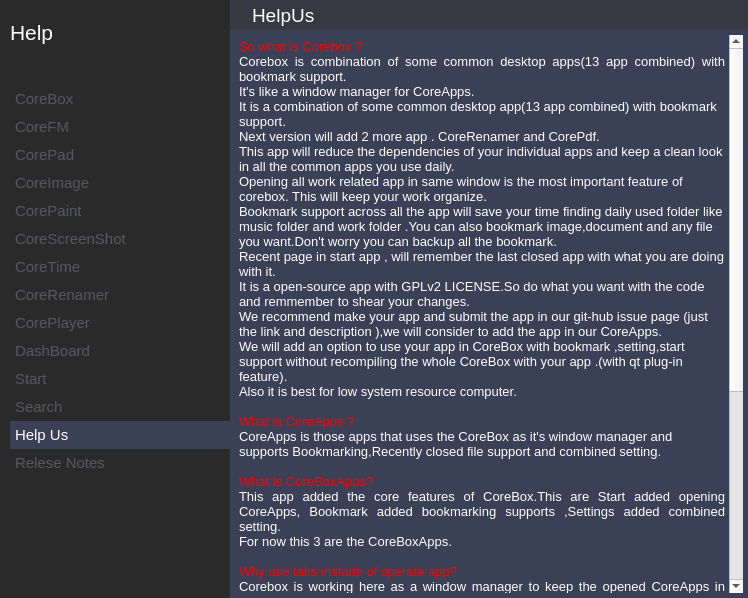
Old version of the form app/help/help.ui in the repository rahmanshaber/corebox.
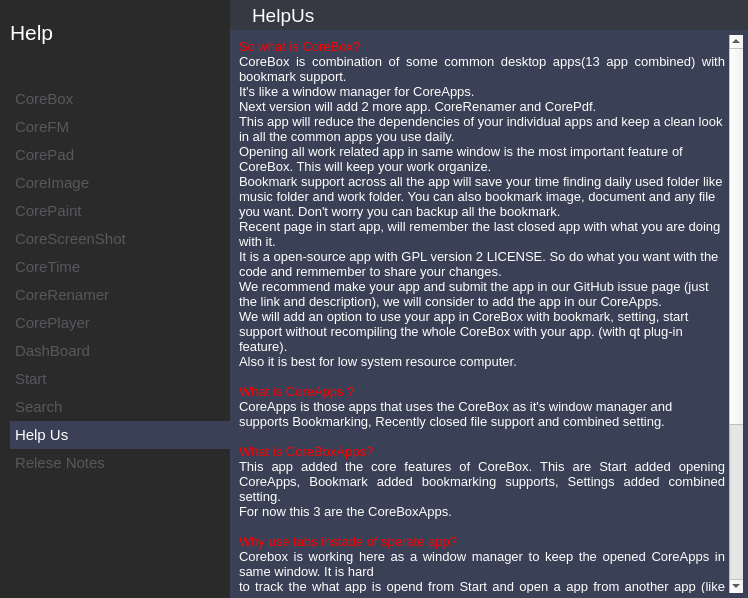
New version of the form. The open tabs and pages were chosen to show the change. Icons and pictures are not drawn.

What changed in the file:
```diff
--- a/app/help/help.ui
+++ b/app/help/help.ui
@@ -187,48 +187,44 @@
           <string>&lt;!DOCTYPE HTML PUBLIC &quot;-//W3C//DTD HTML 4.0//EN&quot; &quot;http://www.w3.org/TR/REC-html40/strict.dtd&quot;&gt;
 &lt;html&gt;&lt;head&gt;&lt;meta name=&quot;qrichtext&quot; content=&quot;1&quot; /&gt;&lt;style type=&quot;text/css&quot;&gt;
 p, li { white-space: pre-wrap; }
-&lt;/style&gt;&lt;/head&gt;&lt;body style=&quot; font-family:'Cantarell'; font-size:10pt; font-weight:400; font-style:normal;&quot;&gt;
-&lt;p style=&quot; margin-top:0px; margin-bottom:0px; margin-left:0px; margin-right:0px; -qt-block-indent:0; text-indent:0px;&quot;&gt;&lt;span style=&quot; color:#ff0000;&quot;&gt;So what is Corebox ?&lt;/span&gt;&lt;/p&gt;
-&lt;p align=&quot;justify&quot; style=&quot; margin-top:0px; margin-bottom:0px; margin-left:0px; margin-right:0px; -qt-block-indent:0; text-indent:0px;&quot;&gt;Corebox is combination of some common desktop apps(13 app combined) with bookmark support.&lt;/p&gt;
-&lt;p align=&quot;justify&quot; style=&quot; margin-top:0px; margin-bottom:0px; margin-left:0px; margin-right:0px; -qt-block-indent:0; text-indent:0px;&quot;&gt;It's like a window manager for CoreApps.&lt;/p&gt;
-&lt;p style=&quot; margin-top:0px; margin-bottom:0px; margin-left:0px; margin-right:0px; -qt-block-indent:0; text-indent:0px;&quot;&gt;It is a combination of some common desktop app(13 app combined) with bookmark support.&lt;/p&gt;
-&lt;p style=&quot; margin-top:0px; margin-bottom:0px; margin-left:0px; margin-right:0px; -qt-block-indent:0; text-indent:0px;&quot;&gt;Next version will add 2 more app . CoreRenamer and CorePdf.&lt;/p&gt;
-&lt;p style=&quot; margin-top:0px; margin-bottom:0px; margin-left:0px; margin-right:0px; -qt-block-indent:0; text-indent:0px;&quot;&gt;This app will reduce the dependencies of your individual apps and keep a clean look in all the common apps you use daily.&lt;/p&gt;
-&lt;p style=&quot; margin-top:0px; margin-bottom:0px; margin-left:0px; margin-right:0px; -qt-block-indent:0; text-indent:0px;&quot;&gt;Opening all work related app in same window is the most important feature of corebox. This will keep your work organize.&lt;/p&gt;
-&lt;p style=&quot; margin-top:0px; margin-bottom:0px; margin-left:0px; margin-right:0px; -qt-block-indent:0; text-indent:0px;&quot;&gt;Bookmark support across all the app will save your time finding daily used folder like music folder and work folder .You can also bookmark image,document and any file you want.Don't worry you can backup all the bookmark.&lt;/p&gt;
-&lt;p style=&quot; margin-top:0px; margin-bottom:0px; margin-left:0px; margin-right:0px; -qt-block-indent:0; text-indent:0px;&quot;&gt;Recent page in start app , will remember the last closed app with what you are doing with it.&lt;/p&gt;
-&lt;p style=&quot; margin-top:0px; margin-bottom:0px; margin-left:0px; margin-right:0px; -qt-block-indent:0; text-indent:0px;&quot;&gt;It is a open-source app with GPLv2 LICENSE.So do what you want with the code and remmember to shear your changes.&lt;/p&gt;
-&lt;p style=&quot; margin-top:0px; margin-bottom:0px; margin-left:0px; margin-right:0px; -qt-block-indent:0; text-indent:0px;&quot;&gt;We recommend make your app and submit the app in our git-hub issue page (just the link and description ),we will consider to add the app in our CoreApps.&lt;/p&gt;
-&lt;p style=&quot; margin-top:0px; margin-bottom:0px; margin-left:0px; margin-right:0px; -qt-block-indent:0; text-indent:0px;&quot;&gt;We will add an option to use your app in CoreBox with bookmark ,setting,start support without recompiling the whole CoreBox with your app .(with qt plug-in feature). &lt;/p&gt;
-&lt;p style=&quot; margin-top:0px; margin-bottom:0px; margin-left:0px; margin-right:0px; -qt-block-indent:0; text-indent:0px;&quot;&gt;Also it is best for low system resource computer.&lt;/p&gt;
-&lt;p style=&quot;-qt-paragraph-type:empty; margin-top:0px; margin-bottom:0px; margin-left:0px; margin-right:0px; -qt-block-indent:0; text-indent:0px;&quot;&gt;&lt;br /&gt;&lt;/p&gt;
-&lt;p style=&quot; margin-top:0px; margin-bottom:0px; margin-left:0px; margin-right:0px; -qt-block-indent:0; text-indent:0px;&quot;&gt;&lt;span style=&quot; color:#ff0000;&quot;&gt;What is CoreApps ?&lt;/span&gt;&lt;/p&gt;
-&lt;p style=&quot; margin-top:0px; margin-bottom:0px; margin-left:0px; margin-right:0px; -qt-block-indent:0; text-indent:0px;&quot;&gt;CoreApps is those apps that uses the CoreBox as it's window manager and supports Bookmarking,Recently closed file support and combined setting.&lt;/p&gt;
-&lt;p align=&quot;justify&quot; style=&quot;-qt-paragraph-type:empty; margin-top:0px; margin-bottom:0px; margin-left:0px; margin-right:0px; -qt-block-indent:0; text-indent:0px;&quot;&gt;&lt;br /&gt;&lt;/p&gt;
-&lt;p align=&quot;justify&quot; style=&quot; margin-top:0px; margin-bottom:0px; margin-left:0px; margin-right:0px; -qt-block-indent:0; text-indent:0px;&quot;&gt;&lt;span style=&quot; color:#ff0000;&quot;&gt;What is CoreBoxApps?&lt;/span&gt;&lt;/p&gt;
-&lt;p align=&quot;justify&quot; style=&quot; margin-top:0px; margin-bottom:0px; margin-left:0px; margin-right:0px; -qt-block-indent:0; text-indent:0px;&quot;&gt;This app added the core features of CoreBox.This are Start added opening CoreApps, Bookmark added bookmarking supports ,Settings added combined setting.&lt;/p&gt;
-&lt;p align=&quot;justify&quot; style=&quot; margin-top:0px; margin-bottom:0px; margin-left:0px; margin-right:0px; -qt-block-indent:0; text-indent:0px;&quot;&gt;For now this 3 are the CoreBoxApps.&lt;/p&gt;
-&lt;p align=&quot;justify&quot; style=&quot;-qt-paragraph-type:empty; margin-top:0px; margin-bottom:0px; margin-left:0px; margin-right:0px; -qt-block-indent:0; text-indent:0px;&quot;&gt;&lt;br /&gt;&lt;/p&gt;
-&lt;p align=&quot;justify&quot; style=&quot; margin-top:0px; margin-bottom:0px; margin-left:0px; margin-right:0px; -qt-block-indent:0; text-indent:0px;&quot;&gt;&lt;span style=&quot; color:#ff0000;&quot;&gt;Why use tabs instade of sperate app?&lt;/span&gt;&lt;/p&gt;
-&lt;p align=&quot;justify&quot; style=&quot; margin-top:0px; margin-bottom:0px; margin-left:0px; margin-right:0px; -qt-block-indent:0; text-indent:0px;&quot;&gt;Corebox is working here as a window manager to keep the opened CoreApps in same window.It is hard&lt;/p&gt;
-&lt;p align=&quot;justify&quot; style=&quot; margin-top:0px; margin-bottom:0px; margin-left:0px; margin-right:0px; -qt-block-indent:0; text-indent:0px;&quot;&gt;to track the what app is opend from Start and open a app from another app (like open CoreImage from Bookmark).&lt;/p&gt;
-&lt;p style=&quot;-qt-paragraph-type:empty; margin-top:0px; margin-bottom:0px; margin-left:0px; margin-right:0px; -qt-block-indent:0; text-indent:0px;&quot;&gt;&lt;br /&gt;&lt;/p&gt;
-&lt;p style=&quot; margin-top:0px; margin-bottom:0px; margin-left:0px; margin-right:0px; -qt-block-indent:0; text-indent:0px;&quot;&gt;&lt;span style=&quot; color:#ff0000;&quot;&gt;What are the dependencies?&lt;/span&gt;&lt;/p&gt;
-&lt;p style=&quot; margin-top:0px; margin-bottom:0px; margin-left:0px; margin-right:0px; -qt-block-indent:0; text-indent:0px;&quot;&gt;MUST&lt;/p&gt;
-&lt;p style=&quot; margin-top:0px; margin-bottom:0px; margin-left:0px; margin-right:0px; -qt-block-indent:0; text-indent:0px;&quot;&gt;1.qt5&lt;/p&gt;
-&lt;p style=&quot; margin-top:0px; margin-bottom:0px; margin-left:0px; margin-right:0px; -qt-block-indent:0; text-indent:0px;&quot;&gt;2.qt5-charts&lt;/p&gt;
-&lt;p style=&quot; margin-top:0px; margin-bottom:0px; margin-left:0px; margin-right:0px; -qt-block-indent:0; text-indent:0px;&quot;&gt;3.qt5-multimedia&lt;/p&gt;
-&lt;p style=&quot; margin-top:0px; margin-bottom:0px; margin-left:0px; margin-right:0px; -qt-block-indent:0; text-indent:0px;&quot;&gt;4.qt5-x11extras&lt;/p&gt;
-&lt;p style=&quot; margin-top:0px; margin-bottom:0px; margin-left:0px; margin-right:0px; -qt-block-indent:0; text-indent:0px;&quot;&gt;5.libmagic-dev/libmagic-mgc/libmagic1&lt;/p&gt;
-&lt;p style=&quot;-qt-paragraph-type:empty; margin-top:0px; margin-bottom:0px; margin-left:0px; margin-right:0px; -qt-block-indent:0; text-indent:0px;&quot;&gt;&lt;br /&gt;&lt;/p&gt;
-&lt;p style=&quot; margin-top:0px; margin-bottom:0px; margin-left:0px; margin-right:0px; -qt-block-indent:0; text-indent:0px;&quot;&gt;OPTIONAL&lt;/p&gt;
-&lt;p style=&quot; margin-top:0px; margin-bottom:0px; margin-left:0px; margin-right:0px; -qt-block-indent:0; text-indent:0px;&quot;&gt;1.engrampa(for Archive support)&lt;/p&gt;
-&lt;p style=&quot;-qt-paragraph-type:empty; margin-top:0px; margin-bottom:0px; margin-left:0px; margin-right:0px; -qt-block-indent:0; text-indent:0px;&quot;&gt;&lt;br /&gt;&lt;/p&gt;
-&lt;p style=&quot;-qt-paragraph-type:empty; margin-top:0px; margin-bottom:0px; margin-left:0px; margin-right:0px; -qt-block-indent:0; text-indent:0px;&quot;&gt;&lt;br /&gt;&lt;/p&gt;
-&lt;p style=&quot; margin-top:0px; margin-bottom:0px; margin-left:0px; margin-right:0px; -qt-block-indent:0; text-indent:0px;&quot;&gt;&lt;span style=&quot; color:#ff0000;&quot;&gt;Shortcut&lt;/span&gt;&lt;/p&gt;
-&lt;p style=&quot; margin-top:0px; margin-bottom:0px; margin-left:0px; margin-right:0px; -qt-block-indent:0; text-indent:0px;&quot;&gt;--------------------------------&lt;/p&gt;
-&lt;p style=&quot; margin-top:0px; margin-bottom:0px; margin-left:0px; margin-right:0px; -qt-block-indent:0; text-indent:0px;&quot;&gt;Tab                = Change Opened Tabs&lt;/p&gt;
-&lt;p style=&quot;-qt-paragraph-type:empty; margin-top:0px; margin-bottom:0px; margin-left:0px; margin-right:0px; -qt-block-indent:0; text-indent:0px;&quot;&gt;&lt;br /&gt;&lt;/p&gt;&lt;/body&gt;&lt;/html&gt;</string>
+&lt;/style&gt;&lt;/head&gt;&lt;body style=&quot; font-family:'Noto Sans'; font-size:9pt; font-weight:400; font-style:normal;&quot;&gt;
+&lt;p style=&quot; margin-top:0px; margin-bottom:0px; margin-left:0px; margin-right:0px; -qt-block-indent:0; text-indent:0px;&quot;&gt;&lt;span style=&quot; font-family:'Cantarell'; font-size:10pt; color:#ff0000;&quot;&gt;So what is CoreBox?&lt;/span&gt;&lt;/p&gt;
+&lt;p align=&quot;justify&quot; style=&quot; margin-top:0px; margin-bottom:0px; margin-left:0px; margin-right:0px; -qt-block-indent:0; text-indent:0px;&quot;&gt;&lt;span style=&quot; font-family:'Cantarell'; font-size:10pt;&quot;&gt;CoreBox is combination of some common desktop apps(13 app combined) with bookmark support.&lt;/span&gt;&lt;/p&gt;
+&lt;p align=&quot;justify&quot; style=&quot; margin-top:0px; margin-bottom:0px; margin-left:0px; margin-right:0px; -qt-block-indent:0; text-indent:0px;&quot;&gt;&lt;span style=&quot; font-family:'Cantarell'; font-size:10pt;&quot;&gt;It's like a window manager for CoreApps.&lt;/span&gt;&lt;/p&gt;
+&lt;p style=&quot; margin-top:0px; margin-bottom:0px; margin-left:0px; margin-right:0px; -qt-block-indent:0; text-indent:0px;&quot;&gt;&lt;span style=&quot; font-family:'Cantarell'; font-size:10pt;&quot;&gt;Next version will add 2 more app. CoreRenamer and CorePdf.&lt;/span&gt;&lt;/p&gt;
+&lt;p style=&quot; margin-top:0px; margin-bottom:0px; margin-left:0px; margin-right:0px; -qt-block-indent:0; text-indent:0px;&quot;&gt;&lt;span style=&quot; font-family:'Cantarell'; font-size:10pt;&quot;&gt;This app will reduce the dependencies of your individual apps and keep a clean look in all the common apps you use daily.&lt;/span&gt;&lt;/p&gt;
+&lt;p style=&quot; margin-top:0px; margin-bottom:0px; margin-left:0px; margin-right:0px; -qt-block-indent:0; text-indent:0px;&quot;&gt;&lt;span style=&quot; font-family:'Cantarell'; font-size:10pt;&quot;&gt;Opening all work related app in same window is the most important feature of CoreBox. This will keep your work organize.&lt;/span&gt;&lt;/p&gt;
+&lt;p style=&quot; margin-top:0px; margin-bottom:0px; margin-left:0px; margin-right:0px; -qt-block-indent:0; text-indent:0px;&quot;&gt;&lt;span style=&quot; font-family:'Cantarell'; font-size:10pt;&quot;&gt;Bookmark support across all the app will save your time finding daily used folder like music folder and work folder. You can also bookmark image, document and any file you want. Don't worry you can backup all the bookmark.&lt;/span&gt;&lt;/p&gt;
+&lt;p style=&quot; margin-top:0px; margin-bottom:0px; margin-left:0px; margin-right:0px; -qt-block-indent:0; text-indent:0px;&quot;&gt;&lt;span style=&quot; font-family:'Cantarell'; font-size:10pt;&quot;&gt;Recent page in start app, will remember the last closed app with what you are doing with it.&lt;/span&gt;&lt;/p&gt;
+&lt;p style=&quot; margin-top:0px; margin-bottom:0px; margin-left:0px; margin-right:0px; -qt-block-indent:0; text-indent:0px;&quot;&gt;&lt;span style=&quot; font-family:'Cantarell'; font-size:10pt;&quot;&gt;It is a open-source app with GPL version 2 LICENSE. So do what you want with the code and remmember to share your changes.&lt;/span&gt;&lt;/p&gt;
+&lt;p style=&quot; margin-top:0px; margin-bottom:0px; margin-left:0px; margin-right:0px; -qt-block-indent:0; text-indent:0px;&quot;&gt;&lt;span style=&quot; font-family:'Cantarell'; font-size:10pt;&quot;&gt;We recommend make your app and submit the app in our GitHub issue page (just the link and description), we will consider to add the app in our CoreApps.&lt;/span&gt;&lt;/p&gt;
+&lt;p style=&quot; margin-top:0px; margin-bottom:0px; margin-left:0px; margin-right:0px; -qt-block-indent:0; text-indent:0px;&quot;&gt;&lt;span style=&quot; font-family:'Cantarell'; font-size:10pt;&quot;&gt;We will add an option to use your app in CoreBox with bookmark, setting, start support without recompiling the whole CoreBox with your app. (with qt plug-in feature). &lt;/span&gt;&lt;/p&gt;
+&lt;p style=&quot; margin-top:0px; margin-bottom:0px; margin-left:0px; margin-right:0px; -qt-block-indent:0; text-indent:0px;&quot;&gt;&lt;span style=&quot; font-family:'Cantarell'; font-size:10pt;&quot;&gt;Also it is best for low system resource computer.&lt;/span&gt;&lt;/p&gt;
+&lt;p style=&quot;-qt-paragraph-type:empty; margin-top:0px; margin-bottom:0px; margin-left:0px; margin-right:0px; -qt-block-indent:0; text-indent:0px; font-family:'Cantarell'; font-size:10pt;&quot;&gt;&lt;br /&gt;&lt;/p&gt;
+&lt;p style=&quot; margin-top:0px; margin-bottom:0px; margin-left:0px; margin-right:0px; -qt-block-indent:0; text-indent:0px;&quot;&gt;&lt;span style=&quot; font-family:'Cantarell'; font-size:10pt; color:#ff0000;&quot;&gt;What is CoreApps ?&lt;/span&gt;&lt;/p&gt;
+&lt;p style=&quot; margin-top:0px; margin-bottom:0px; margin-left:0px; margin-right:0px; -qt-block-indent:0; text-indent:0px;&quot;&gt;&lt;span style=&quot; font-family:'Cantarell'; font-size:10pt;&quot;&gt;CoreApps is those apps that uses the CoreBox as it's window manager and supports Bookmarking, Recently closed file support and combined setting.&lt;/span&gt;&lt;/p&gt;
+&lt;p align=&quot;justify&quot; style=&quot;-qt-paragraph-type:empty; margin-top:0px; margin-bottom:0px; margin-left:0px; margin-right:0px; -qt-block-indent:0; text-indent:0px; font-family:'Cantarell'; font-size:10pt;&quot;&gt;&lt;br /&gt;&lt;/p&gt;
+&lt;p align=&quot;justify&quot; style=&quot; margin-top:0px; margin-bottom:0px; margin-left:0px; margin-right:0px; -qt-block-indent:0; text-indent:0px;&quot;&gt;&lt;span style=&quot; font-family:'Cantarell'; font-size:10pt; color:#ff0000;&quot;&gt;What is CoreBoxApps?&lt;/span&gt;&lt;/p&gt;
+&lt;p align=&quot;justify&quot; style=&quot; margin-top:0px; margin-bottom:0px; margin-left:0px; margin-right:0px; -qt-block-indent:0; text-indent:0px;&quot;&gt;&lt;span style=&quot; font-family:'Cantarell'; font-size:10pt;&quot;&gt;This app added the core features of CoreBox. This are Start added opening CoreApps, Bookmark added bookmarking supports, Settings added combined setting.&lt;/span&gt;&lt;/p&gt;
+&lt;p align=&quot;justify&quot; style=&quot; margin-top:0px; margin-bottom:0px; margin-left:0px; margin-right:0px; -qt-block-indent:0; text-indent:0px;&quot;&gt;&lt;span style=&quot; font-family:'Cantarell'; font-size:10pt;&quot;&gt;For now this 3 are the CoreBoxApps.&lt;/span&gt;&lt;/p&gt;
+&lt;p align=&quot;justify&quot; style=&quot;-qt-paragraph-type:empty; margin-top:0px; margin-bottom:0px; margin-left:0px; margin-right:0px; -qt-block-indent:0; text-indent:0px; font-family:'Cantarell'; font-size:10pt;&quot;&gt;&lt;br /&gt;&lt;/p&gt;
+&lt;p align=&quot;justify&quot; style=&quot; margin-top:0px; margin-bottom:0px; margin-left:0px; margin-right:0px; -qt-block-indent:0; text-indent:0px;&quot;&gt;&lt;span style=&quot; font-family:'Cantarell'; font-size:10pt; color:#ff0000;&quot;&gt;Why use tabs instade of sperate app?&lt;/span&gt;&lt;/p&gt;
+&lt;p align=&quot;justify&quot; style=&quot; margin-top:0px; margin-bottom:0px; margin-left:0px; margin-right:0px; -qt-block-indent:0; text-indent:0px;&quot;&gt;&lt;span style=&quot; font-family:'Cantarell'; font-size:10pt;&quot;&gt;Corebox is working here as a window manager to keep the opened CoreApps in same window. It is hard&lt;/span&gt;&lt;/p&gt;
+&lt;p align=&quot;justify&quot; style=&quot; margin-top:0px; margin-bottom:0px; margin-left:0px; margin-right:0px; -qt-block-indent:0; text-indent:0px;&quot;&gt;&lt;span style=&quot; font-family:'Cantarell'; font-size:10pt;&quot;&gt;to track the what app is opend from Start and open a app from another app (like open CoreImage from Bookmark).&lt;/span&gt;&lt;/p&gt;
+&lt;p style=&quot;-qt-paragraph-type:empty; margin-top:0px; margin-bottom:0px; margin-left:0px; margin-right:0px; -qt-block-indent:0; text-indent:0px; font-family:'Cantarell'; font-size:10pt;&quot;&gt;&lt;br /&gt;&lt;/p&gt;
+&lt;p style=&quot; margin-top:0px; margin-bottom:0px; margin-left:0px; margin-right:0px; -qt-block-indent:0; text-indent:0px;&quot;&gt;&lt;span style=&quot; font-family:'Cantarell'; font-size:10pt; color:#ff0000;&quot;&gt;What are the dependencies?&lt;/span&gt;&lt;/p&gt;
+&lt;p style=&quot; margin-top:0px; margin-bottom:0px; margin-left:0px; margin-right:0px; -qt-block-indent:0; text-indent:0px;&quot;&gt;&lt;span style=&quot; font-family:'Cantarell'; font-size:10pt;&quot;&gt;MUST&lt;/span&gt;&lt;/p&gt;
+&lt;p style=&quot; margin-top:0px; margin-bottom:0px; margin-left:0px; margin-right:0px; -qt-block-indent:0; text-indent:0px;&quot;&gt;&lt;span style=&quot; font-family:'Cantarell'; font-size:10pt;&quot;&gt;1.qt5&lt;/span&gt;&lt;/p&gt;
+&lt;p style=&quot; margin-top:0px; margin-bottom:0px; margin-left:0px; margin-right:0px; -qt-block-indent:0; text-indent:0px;&quot;&gt;&lt;span style=&quot; font-family:'Cantarell'; font-size:10pt;&quot;&gt;2.qt5-charts&lt;/span&gt;&lt;/p&gt;
+&lt;p style=&quot; margin-top:0px; margin-bottom:0px; margin-left:0px; margin-right:0px; -qt-block-indent:0; text-indent:0px;&quot;&gt;&lt;span style=&quot; font-family:'Cantarell'; font-size:10pt;&quot;&gt;3.qt5-multimedia&lt;/span&gt;&lt;/p&gt;
+&lt;p style=&quot; margin-top:0px; margin-bottom:0px; margin-left:0px; margin-right:0px; -qt-block-indent:0; text-indent:0px;&quot;&gt;&lt;span style=&quot; font-family:'Cantarell'; font-size:10pt;&quot;&gt;4.qt5-x11extras&lt;/span&gt;&lt;/p&gt;
+&lt;p style=&quot; margin-top:0px; margin-bottom:0px; margin-left:0px; margin-right:0px; -qt-block-indent:0; text-indent:0px;&quot;&gt;&lt;span style=&quot; font-family:'Cantarell'; font-size:10pt;&quot;&gt;5.libmagic-dev/libmagic-mgc/libmagic1&lt;/span&gt;&lt;/p&gt;
+&lt;p style=&quot;-qt-paragraph-type:empty; margin-top:0px; margin-bottom:0px; margin-left:0px; margin-right:0px; -qt-block-indent:0; text-indent:0px; font-family:'Cantarell'; font-size:10pt;&quot;&gt;&lt;br /&gt;&lt;/p&gt;
+&lt;p style=&quot;-qt-paragraph-type:empty; margin-top:0px; margin-bottom:0px; margin-left:0px; margin-right:0px; -qt-block-indent:0; text-indent:0px; font-family:'Cantarell'; font-size:10pt;&quot;&gt;&lt;br /&gt;&lt;/p&gt;
+&lt;p style=&quot; margin-top:0px; margin-bottom:0px; margin-left:0px; margin-right:0px; -qt-block-indent:0; text-indent:0px;&quot;&gt;&lt;span style=&quot; font-family:'Cantarell'; font-size:10pt; color:#ff0000;&quot;&gt;Shortcut&lt;/span&gt;&lt;/p&gt;
+&lt;p style=&quot; margin-top:0px; margin-bottom:0px; margin-left:0px; margin-right:0px; -qt-block-indent:0; text-indent:0px;&quot;&gt;&lt;span style=&quot; font-family:'Cantarell'; font-size:10pt;&quot;&gt;--------------------------------&lt;/span&gt;&lt;/p&gt;
+&lt;p style=&quot; margin-top:0px; margin-bottom:0px; margin-left:0px; margin-right:0px; -qt-block-indent:0; text-indent:0px;&quot;&gt;&lt;span style=&quot; font-family:'Cantarell'; font-size:10pt;&quot;&gt;Tab                = Change Opened Tabs&lt;/span&gt;&lt;/p&gt;
+&lt;p style=&quot;-qt-paragraph-type:empty; margin-top:0px; margin-bottom:0px; margin-left:0px; margin-right:0px; -qt-block-indent:0; text-indent:0px; font-family:'Cantarell'; font-size:10pt;&quot;&gt;&lt;br /&gt;&lt;/p&gt;&lt;/body&gt;&lt;/html&gt;</string>
          </property>
         </widget>
        </item>
```
Left out of the diff: 236 changed lines with no effect on the pictures.
